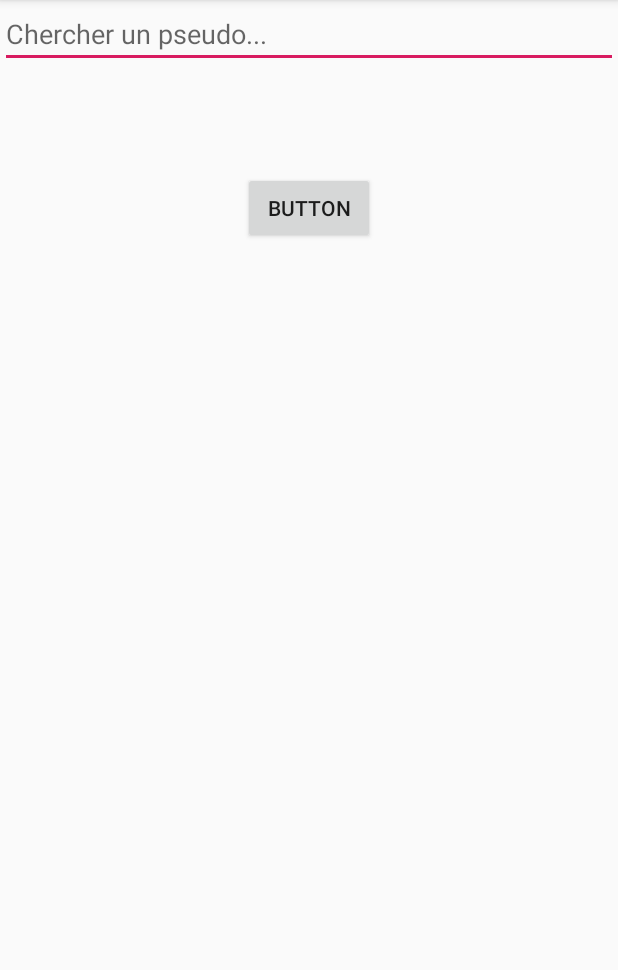
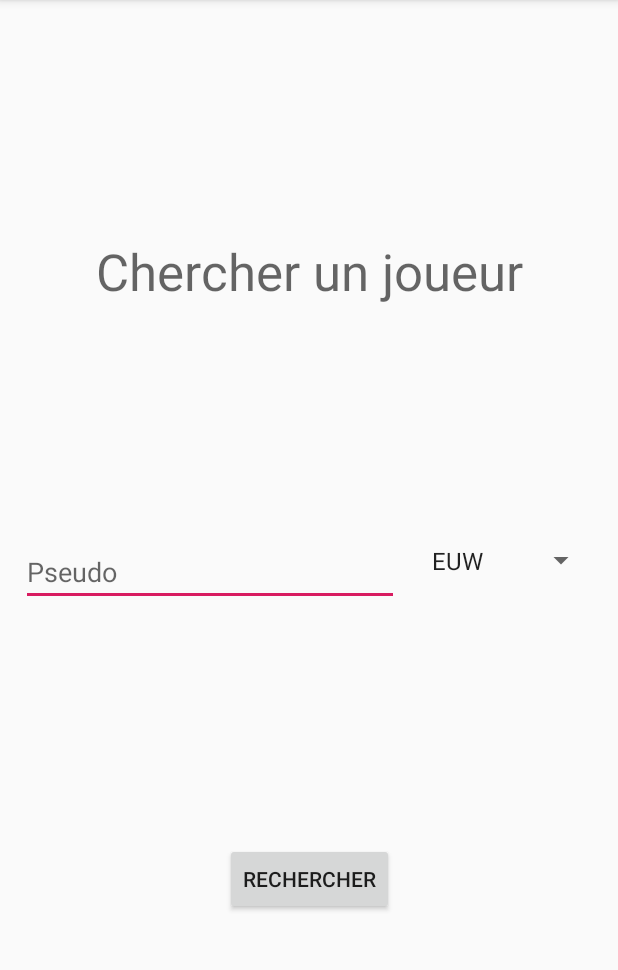
Before and after one commit to WesleyPin/ProjetTracking, an Android app: the screen it shows after launch (HomePage), on a phone screen of 412 x 824 dp, the part 84-1054 px from its top. Run offline under Robolectric (Android 15) with nearby library versions, the phone set to English and light mode, and no system bars.

Commit message:
Ajout sélection Région

```diff
--- a/app/src/main/AndroidManifest.xml
+++ b/app/src/main/AndroidManifest.xml
@@ -16,6 +16,7 @@
                 <category android:name="android.intent.category.LAUNCHER" />
             </intent-filter>
         </activity>
+        <activity android:name=".PlayerGlobalStatsActivity"></activity>
     </application>
 
 </manifest>
--- a/app/src/main/res/layout/activity_home_page.xml
+++ b/app/src/main/res/layout/activity_home_page.xml
@@ -8,20 +8,50 @@
 
     <EditText
         android:id="@+id/plain_text_input"
-        android:layout_width="match_parent"
-        android:layout_height="wrap_content"
-        android:hint="Chercher un pseudo..."
-        android:inputType="text" />
+        android:layout_width="252dp"
+        android:layout_height="42dp"
+        android:hint="Pseudo"
+        android:inputType="text"
+        app:layout_constraintBottom_toTopOf="@+id/buttonSearch"
+        app:layout_constraintEnd_toStartOf="@+id/spinRegion"
+        app:layout_constraintHorizontal_bias="0.5"
+        app:layout_constraintStart_toStartOf="parent"
+        app:layout_constraintTop_toBottomOf="@+id/tvHomeTitle" />
 
     <Button
-        android:id="@+id/button"
+        android:id="@+id/buttonSearch"
         android:layout_width="wrap_content"
         android:layout_height="wrap_content"
-        android:text="Button"
+        android:text="Rechercher"
         app:layout_constraintBottom_toBottomOf="parent"
         app:layout_constraintEnd_toEndOf="parent"
+        app:layout_constraintHorizontal_bias="0.5"
         app:layout_constraintStart_toStartOf="parent"
-        app:layout_constraintTop_toBottomOf="@+id/plain_text_input"
-        app:layout_constraintVertical_bias="0.103" />
+        app:layout_constraintTop_toBottomOf="@+id/plain_text_input" />
+
+    <TextView
+        android:id="@+id/tvHomeTitle"
+        android:layout_width="wrap_content"
+        android:layout_height="wrap_content"
+        android:text="Chercher un joueur"
+        android:textAppearance="@style/TextAppearance.AppCompat.Display1"
+        app:layout_constraintBottom_toTopOf="@+id/plain_text_input"
+        app:layout_constraintEnd_toEndOf="parent"
+        app:layout_constraintHorizontal_bias="0.505"
+        app:layout_constraintStart_toStartOf="parent"
+        app:layout_constraintTop_toTopOf="parent"
+        app:layout_constraintVertical_bias="0.0" />
+
+    <Spinner
+        android:id="@+id/spinRegion"
+        android:layout_width="118dp"
+        android:layout_height="42dp"
+        android:entries="@array/region_array"
+        app:layout_constraintBottom_toBottomOf="parent"
+        app:layout_constraintEnd_toEndOf="parent"
+        app:layout_constraintHorizontal_bias="0.708"
+        app:layout_constraintStart_toEndOf="@+id/plain_text_input"
+        app:layout_constraintTop_toBottomOf="@+id/tvHomeTitle"
+        app:layout_constraintVertical_bias="0.285" />
 
 </android.support.constraint.ConstraintLayout>
--- a/app/src/main/res/values/strings.xml
+++ b/app/src/main/res/values/strings.xml
@@ -1,3 +1,16 @@
 <resources>
     <string name="app_name">ProjetTracking</string>
+    <string-array name="region_array">
+        <item>EUW</item>
+        <item>NA</item>
+        <item>EUNE</item>
+        <item>RU</item>
+        <item>TR</item>
+        <item>BR</item>
+        <item>KR</item>
+        <item>OCE</item>
+        <item>LAS</item>
+        <item>LAN</item>
+        <item>JP</item>
+    </string-array>
 </resources>
```
Also changed, not shown: app/src/main/res/layout/activity_player_global_stats.xml (+34 -0 lines).
